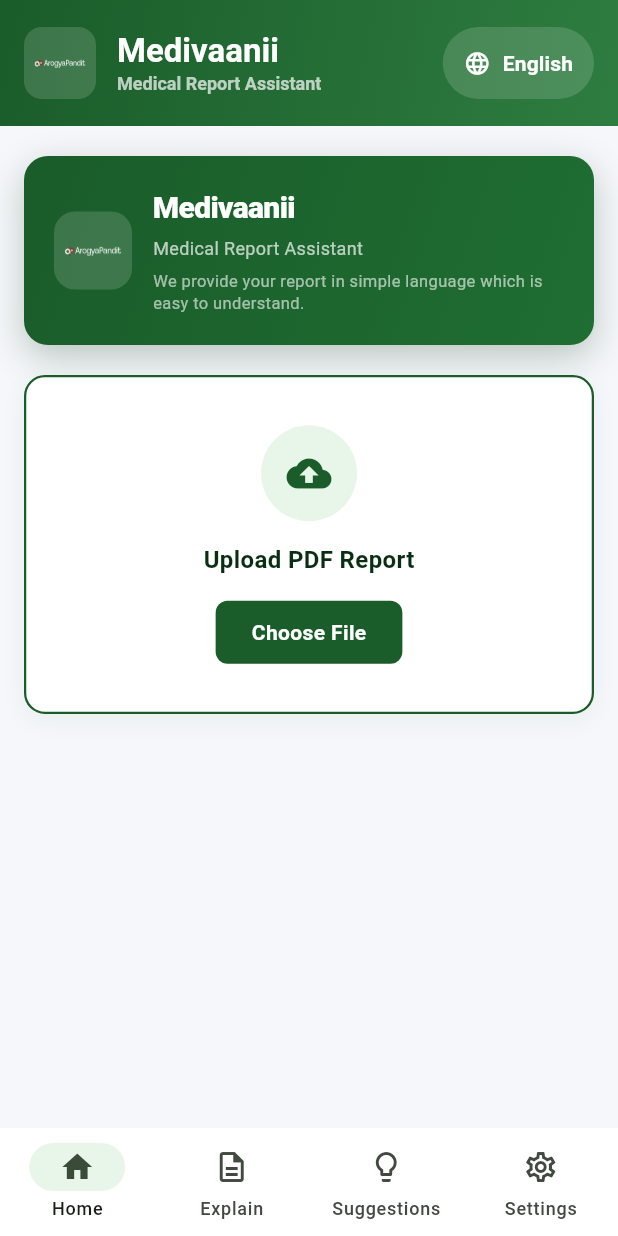
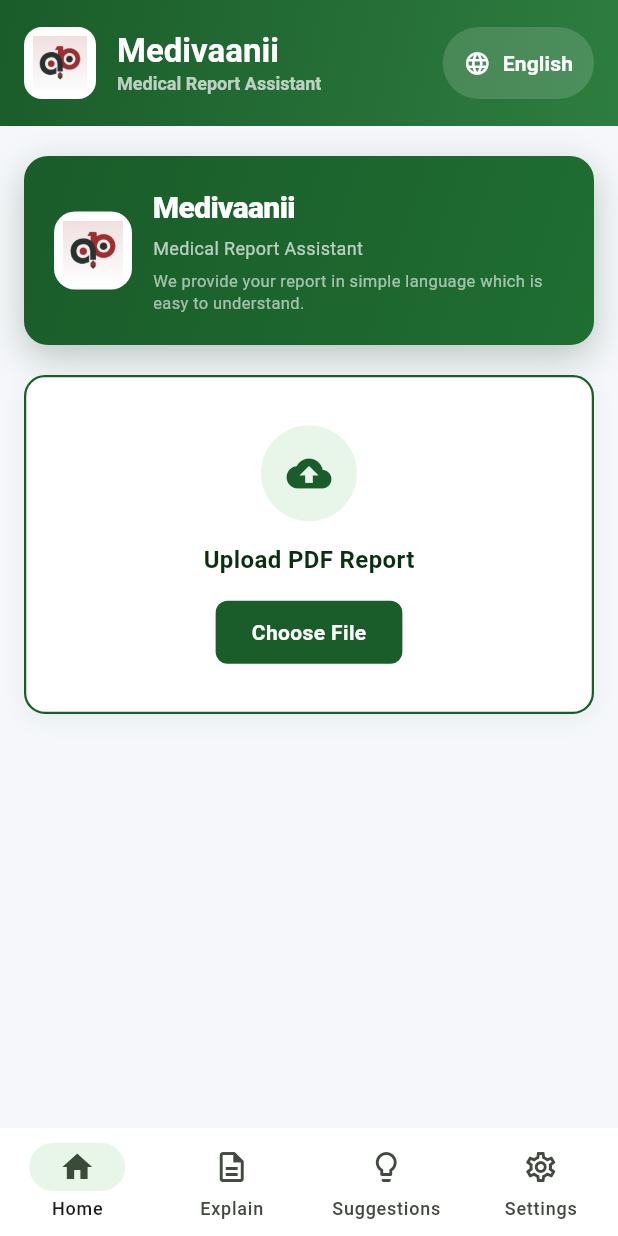
Before and after one commit to raghavmittal429-hash/Medical-Translation, a Flutter app: the screen it shows after launch, on a phone screen of 412 x 824 dp. Run offline on Flutter 3.47's test engine with Material 3 defaults, Android fonts, the phone set to English and light mode, and no system bars; our stand-ins replace file_picker, flutter_tts, pdf; missing offline and left inert: dart:html.

Commit message:
Replace logo with new ArogyaPandit colored logo, use white containers
- Replaced arogya_pandit_logo.png with new colored logo (dark/red design)
- Changed app bar and hero card logo containers from semi-transparent
  white to solid white so the colored logo displays correctly on green
- Changed settings logo container from green to white with border

```diff
--- a/flutter_app/lib/main.dart
+++ b/flutter_app/lib/main.dart
@@ -1152,7 +1152,7 @@ class _HomePageState extends State<HomePage> {
               width: 48,
               height: 48,
               decoration: BoxDecoration(
-                color: Colors.white.withValues(alpha: 0.15),
+                color: Colors.white,
                 borderRadius: BorderRadius.circular(12),
               ),
               child: Padding(
@@ -1330,7 +1330,7 @@ class _HomePageState extends State<HomePage> {
                 width: 52,
                 height: 52,
                 decoration: BoxDecoration(
-                  color: Colors.white.withValues(alpha: 0.15),
+                  color: Colors.white,
                   borderRadius: BorderRadius.circular(14),
                 ),
                 child: Padding(
@@ -2134,10 +2134,11 @@ class _HomePageState extends State<HomePage> {
                   Container(
                     width: 80, height: 80,
                     decoration: BoxDecoration(
-                      color: AppColors.green800,
+                      color: Colors.white,
                       borderRadius: BorderRadius.circular(16),
+                      border: Border.all(color: AppColors.border),
                     ),
-                    padding: const EdgeInsets.all(10),
+                    padding: const EdgeInsets.all(8),
                     child: Image.asset('assets/images/arogya_pandit_logo.png',
                         fit: BoxFit.contain),
                   ),
```
Also changed, not shown: flutter_app/assets/images/arogya_pandit_logo.png.
